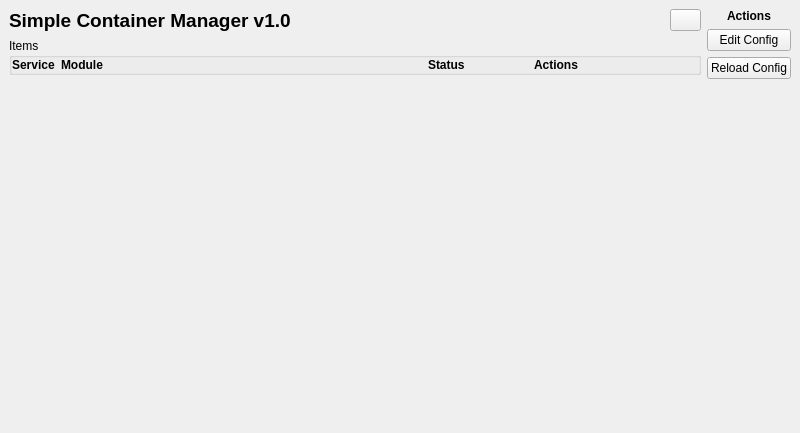
Before: the Qt Designer form mainwindow.ui in eduardosaraujo1/simple-container-manager, drawn with Qt 5.
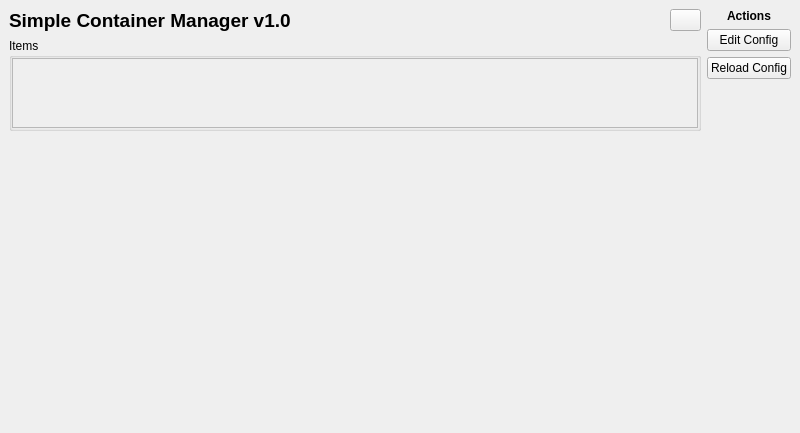
After: the same form once the commit is applied. Icons and pictures are not drawn. Custom widgets are drawn as their Qt base class.

Commit message: feat: separate list from main window and scrolling

```diff
--- a/mainwindow.ui
+++ b/mainwindow.ui
@@ -16,6 +16,12 @@
     <verstretch>0</verstretch>
    </sizepolicy>
   </property>
+  <property name="minimumSize">
+   <size>
+    <width>0</width>
+    <height>0</height>
+   </size>
+  </property>
   <property name="windowTitle">
    <string>MainWindow</string>
   </property>
@@ -124,113 +130,47 @@
           <number>0</number>
          </property>
          <item>
-          <layout class="QHBoxLayout" name="containerListHeader">
-           <item>
-            <widget class="QLabel" name="lbl_service">
-             <property name="sizePolicy">
-              <sizepolicy hsizetype="Fixed" vsizetype="Preferred">
-               <horstretch>0</horstretch>
-               <verstretch>0</verstretch>
-              </sizepolicy>
+          <widget class="QScrollArea" name="scrollArea">
+           <property name="sizePolicy">
+            <sizepolicy hsizetype="Expanding" vsizetype="Preferred">
+             <horstretch>0</horstretch>
+             <verstretch>0</verstretch>
+            </sizepolicy>
+           </property>
+           <property name="widgetResizable">
+            <bool>true</bool>
+           </property>
+           <widget class="QWidget" name="scrollAreaWidgetContents">
+            <property name="geometry">
+             <rect>
+              <x>0</x>
+              <y>0</y>
+              <width>671</width>
+              <height>68</height>
+             </rect>
+            </property>
+            <layout class="QVBoxLayout" name="verticalLayout">
+             <property name="spacing">
+              <number>0</number>
              </property>
-             <property name="minimumSize">
-              <size>
-               <width>0</width>
-               <height>0</height>
-              </size>
+             <property name="leftMargin">
+              <number>0</number>
              </property>
-             <property name="font">
-              <font>
-               <bold>true</bold>
-              </font>
+             <property name="topMargin">
+              <number>0</number>
              </property>
-             <property name="text">
-              <string>Service</string>
+             <property name="rightMargin">
+              <number>0</number>
              </property>
-             <property name="textFormat">
-              <enum>Qt::TextFormat::PlainText</enum>
+             <property name="bottomMargin">
+              <number>0</number>
              </property>
-            </widget>
-           </item>
-           <item>
-            <widget class="QLabel" name="lbl_module">
-             <property name="sizePolicy">
-              <sizepolicy hsizetype="Expanding" vsizetype="Preferred">
-               <horstretch>0</horstretch>
-               <verstretch>0</verstretch>
-              </sizepolicy>
-             </property>
-             <property name="font">
-              <font>
-               <bold>true</bold>
-              </font>
-             </property>
-             <property name="text">
-              <string>Module</string>
-             </property>
-            </widget>
-           </item>
-           <item>
-            <widget class="QLabel" name="lbl_status">
-             <property name="sizePolicy">
-              <sizepolicy hsizetype="Fixed" vsizetype="Preferred">
-               <horstretch>0</horstretch>
-               <verstretch>0</verstretch>
-              </sizepolicy>
-             </property>
-             <property name="minimumSize">
-              <size>
-               <width>100</width>
-               <height>0</height>
-              </size>
-             </property>
-             <property name="maximumSize">
-              <size>
-               <width>170</width>
-               <height>16777215</height>
-              </size>
-             </property>
-             <property name="font">
-              <font>
-               <bold>true</bold>
-              </font>
-             </property>
-             <property name="text">
-              <string>Status</string>
-             </property>
-            </widget>
-           </item>
-           <item>
-            <widget class="QLabel" name="lbl_actions">
-             <property name="sizePolicy">
-              <sizepolicy hsizetype="Fixed" vsizetype="Preferred">
-               <horstretch>0</horstretch>
-               <verstretch>0</verstretch>
-              </sizepolicy>
-             </property>
-             <property name="minimumSize">
-              <size>
-               <width>164</width>
-               <height>0</height>
-              </size>
-             </property>
-             <property name="maximumSize">
-              <size>
-               <width>164</width>
-               <height>16777215</height>
-              </size>
-             </property>
-             <property name="font">
-              <font>
-               <bold>true</bold>
-              </font>
-             </property>
-             <property name="text">
-              <string>Actions</string>
-             </property>
-            </widget>
-           </item>
-          </layout>
+             <item>
+              <widget class="ContainerListWidget" name="widget" native="true"/>
+             </item>
+            </layout>
+           </widget>
+          </widget>
          </item>
         </layout>
        </widget>
@@ -240,10 +180,13 @@
         <property name="orientation">
          <enum>Qt::Orientation::Vertical</enum>
         </property>
+        <property name="sizeType">
+         <enum>QSizePolicy::Policy::MinimumExpanding</enum>
+        </property>
         <property name="sizeHint" stdset="0">
          <size>
           <width>20</width>
-          <height>40</height>
+          <height>0</height>
          </size>
         </property>
        </spacer>
@@ -302,6 +245,14 @@
    </layout>
   </widget>
  </widget>
+ <customwidgets>
+  <customwidget>
+   <class>ContainerListWidget</class>
+   <extends>QWidget</extends>
+   <header>containerlistwidget.h</header>
+   <container>1</container>
+  </customwidget>
+ </customwidgets>
  <resources>
   <include location="build/Desktop_Qt_6_11_1_Debug/.qt/rcc/app_images.qrc"/>
  </resources>
```
Left out of the diff: 4 changed lines with no effect on the pictures. The commit also changes 7 other files.
